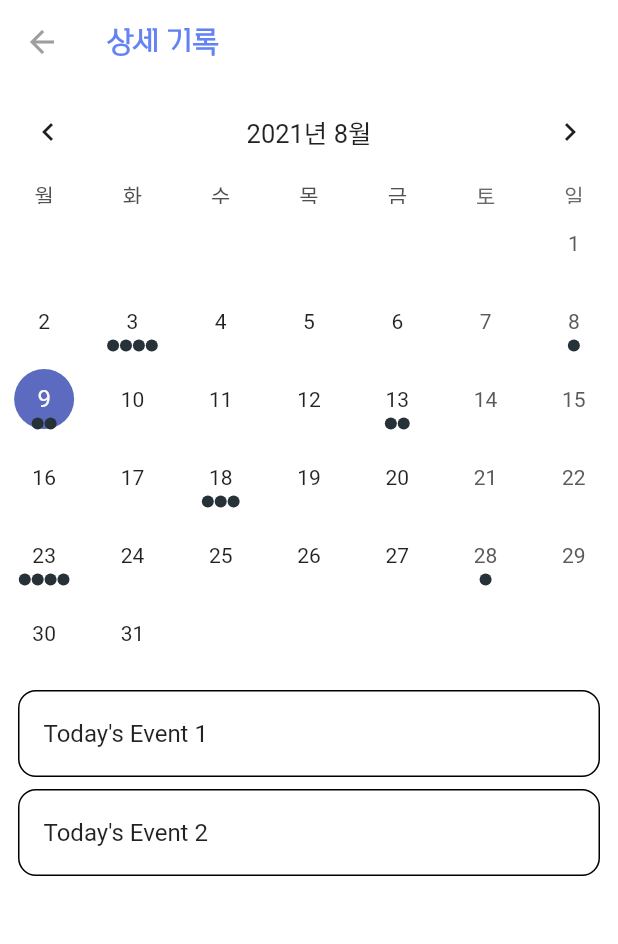
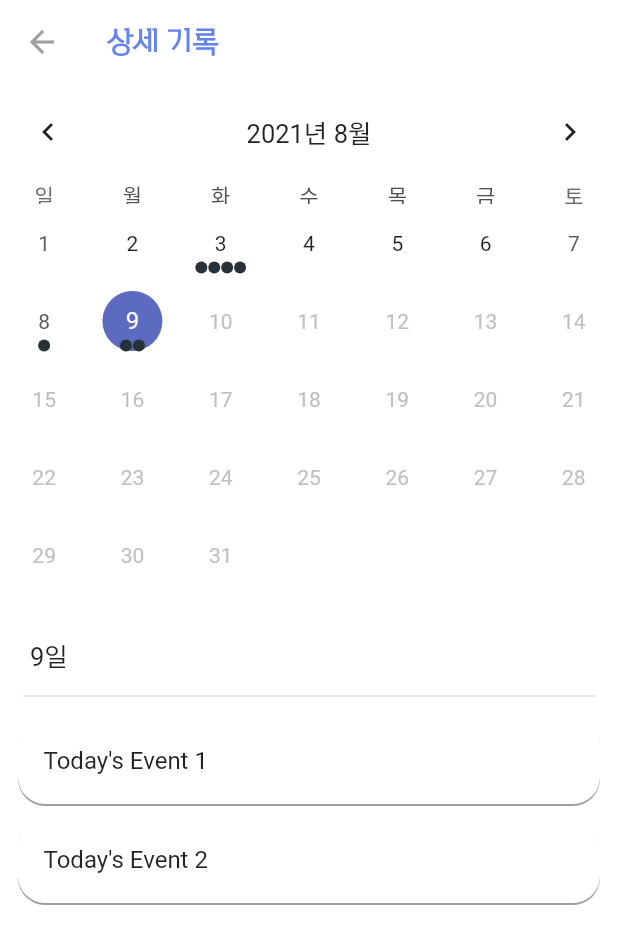
Before and after one commit to kangsy0058/NFC_2021_APP, a Flutter app: the TableBasicsExample screen opened directly, on a phone screen of 412 x 824 dp. Shown: the top 944 px of the screen. Run offline on Flutter 3.47's test engine with Material 2 defaults, Android fonts, the phone set to English and light mode, and no system bars; drawn by our look-alikes of table_calendar; our stand-ins replace firebase_auth, firebase_core, firebase_messaging, flutter_signin_button, google_sign_in; missing offline and left inert: dart:ffi, flutter_barcode_scanner, flutter_web_auth, nfc_in_flutter, xml2json; accounts and stored records are empty; statements that could not run were skipped.

```diff
--- a/lib/basics_example.dart
+++ b/lib/basics_example.dart
@@ -1,6 +1,7 @@
 import 'package:flutter/cupertino.dart';
 import 'package:flutter/material.dart';
 import 'package:intl/date_symbol_data_local.dart';
+import 'package:intl/intl.dart';
 import 'package:table_calendar/table_calendar.dart';
 
 import './utils.dart';
@@ -81,9 +82,6 @@ class _TableBasicsExampleState extends State<TableBasicsExample> {
     }
   }
 
-
-
-
   @override
   Widget build(BuildContext context) {
     return Scaffold(
@@ -113,12 +111,12 @@ class _TableBasicsExampleState extends State<TableBasicsExample> {
             calendarFormat: _calendarFormat,
             rangeSelectionMode: _rangeSelectionMode,
             eventLoader: _getEventsForDay,
-            startingDayOfWeek: StartingDayOfWeek.monday,
+            startingDayOfWeek: StartingDayOfWeek.sunday,
             calendarStyle: CalendarStyle(
               // Use `CalendarStyle` to customize the UI
               outsideDaysVisible: false,
             ),
-            onDaySelected:  _onDaySelected,
+            onDaySelected: _onDaySelected,
             onRangeSelected: _onRangeSelected,
             onFormatChanged: (format) {
               if (_calendarFormat != format) {
@@ -130,12 +128,27 @@ class _TableBasicsExampleState extends State<TableBasicsExample> {
             onPageChanged: (focusedDay) {
               _focusedDay = focusedDay;
             },
-            headerStyle: HeaderStyle(
-                formatButtonVisible: false,
-                titleCentered: true
-            ),
+            headerStyle:
+                HeaderStyle(formatButtonVisible: false, titleCentered: true),
           ),
           const SizedBox(height: 8.0),
+          Row(children: [
+            Container(
+              padding: EdgeInsets.only(left: 20,top:20,bottom: 5),
+              child: Text(
+                '${new DateFormat.d('ko_KR').format(_focusedDay)}',
+                style: TextStyle(
+                  fontSize: 17,
+                ),
+              ), //d가 day인데 w는 없다..
+            ),
+          ]),
+          Divider(
+            height: 20,
+            thickness: 1,
+            indent: 15,
+            endIndent: 15,
+          ), // 구분선
           Expanded(
             child: ValueListenableBuilder<List<Event>>(
               valueListenable: _selectedEvents,
@@ -149,8 +162,15 @@ class _TableBasicsExampleState extends State<TableBasicsExample> {
                         vertical: 4.0,
                       ),
                       decoration: BoxDecoration(
-                        border: Border.all(),
-                        borderRadius: BorderRadius.circular(12.0),
+                        color: Colors.white,
+                        border: Border.all(color: Colors.white),
+                        borderRadius: BorderRadius.circular(18.0),
+                        boxShadow: [
+                          BoxShadow(
+                          color: Colors.grey,
+                          offset: Offset(0, 1.3),
+                          ),
+                        ],
                       ),
                       child: ListTile(
                         onTap: () => print('${value[index]}'),
--- a/lib/utils.dart
+++ b/lib/utils.dart
@@ -45,5 +45,5 @@ List<DateTime> daysInRange(DateTime first, DateTime last) {
 }
 
 final kToday = DateTime.now();
-final kFirstDay = DateTime(kToday.year, kToday.month - 3, kToday.day);
-final kLastDay = DateTime(kToday.year, kToday.month + 3, kToday.day);
+final kFirstDay = DateTime(kToday.year, kToday.month - kToday.month + 1, kToday.day);//연초부터
+final kLastDay = DateTime(kToday.year, kToday.month, kToday.day);//오늘 까지
```
